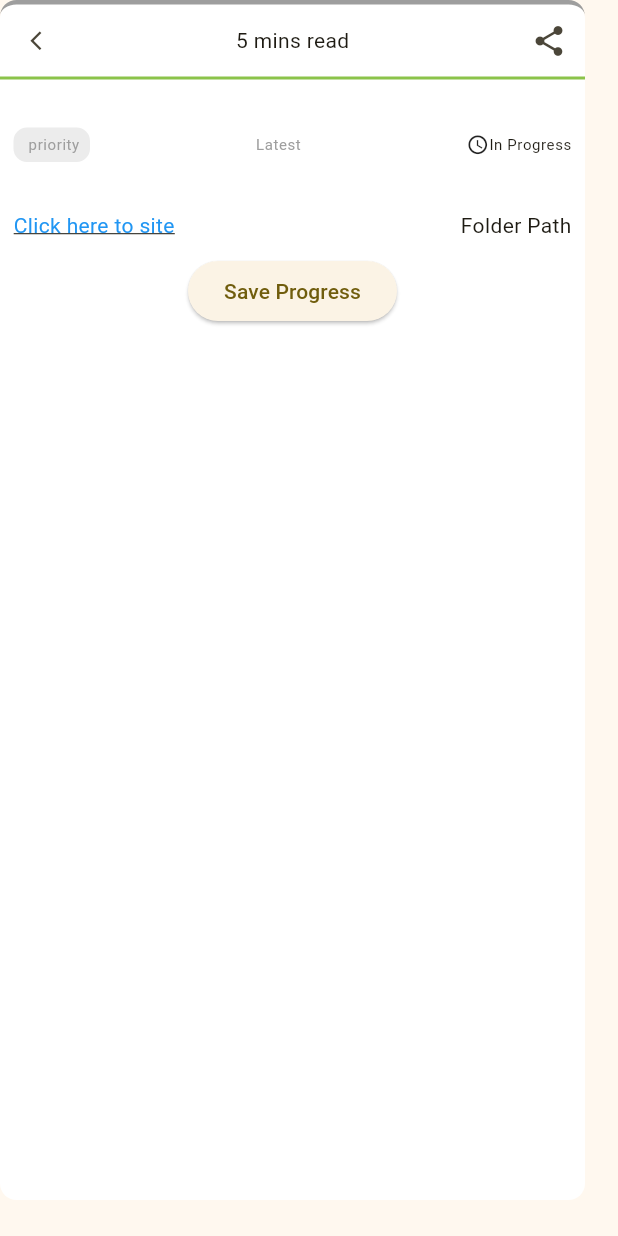
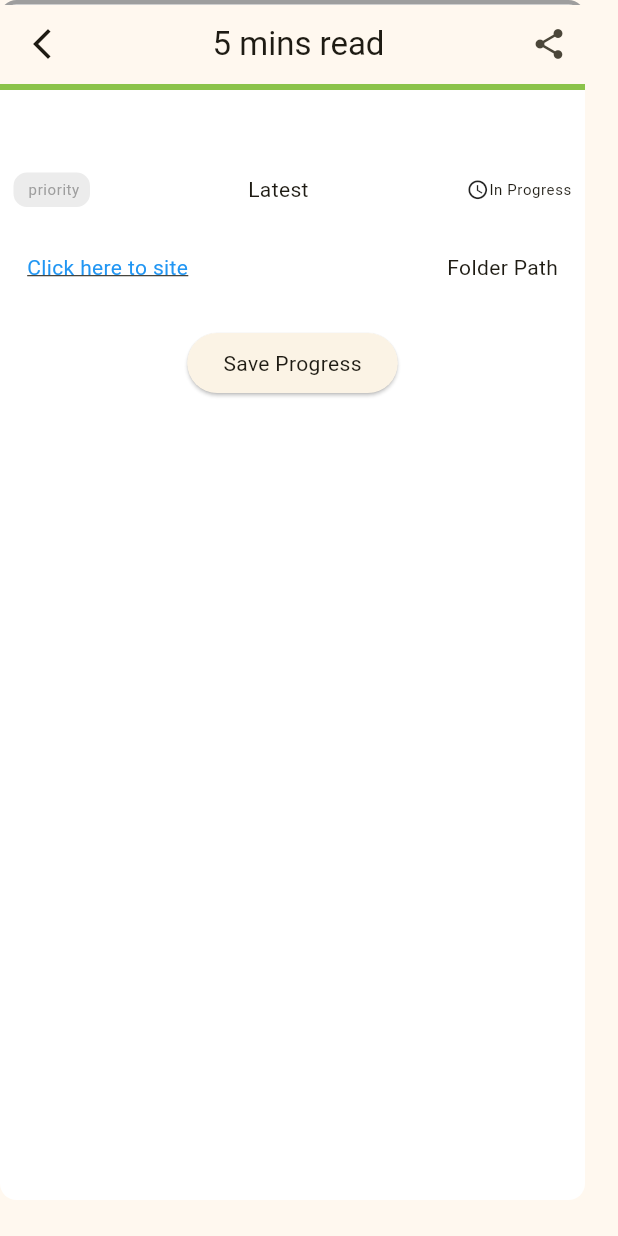
Before and after one commit to hagiosolat/articles-reading-app, a Flutter app: the ArticleDetails widget shown alone on an empty page, opened directly with empty values, on a phone screen of 412 x 824 dp. Run offline on Flutter 3.47's test engine with Material 3 defaults, Android fonts, the phone set to English and light mode, and no system bars; our stand-ins replace flutter_riverpod, freezed_annotation, go_router, riverpod_annotation, shared_preferences; accounts and stored records are empty; generated files the repository leaves out were written again; network calls fail.

Commit message:
fixed overflowing error for desktop version

```diff
--- a/lib/features/Presentation/web_views/app_base_view.dart
+++ b/lib/features/Presentation/web_views/app_base_view.dart
@@ -30,22 +30,21 @@
     final article = ref.watch(oneArticleControllerProvider);
     final readProgress = ref.watch(readProgressControllerProvider).value;
     return Scaffold(
-      body: Column(
+      body: ListView(
+        shrinkWrap: true,
         children: [
           Container(
             width: width,
             height: 60,
             decoration: const BoxDecoration(color: Colors.black),
           ),
-          Expanded(
-            child: SizedBox(
+          // Expanded(
+          //   child:
+            SizedBox(
               width: width,
               height: MediaQuery.of(context).size.height / 1.13,
               child: Row(
                 children: [
-                  // Center(
-                  //   child: Text(width.toString()),
-                  // ),
                       Container(
                       width: 270,
                       color: Colors.white,
@@ -99,6 +98,8 @@
                         },
                       )),
                   const SizedBox(width: 50),
+
+                  ///These are the main Page.
                   SizedBox(
                     height: height / 1.05,
                     width: width / 1.5,
@@ -107,10 +108,12 @@
                       children: [
                         Row(
                           children: [
-                            SizedBox(
+                            SingleChildScrollView(
+                              child: SizedBox(
                                 height: height / 1.05,
                                 width: width / 2.50,
-                              child: Column(
+                                child: ListView(
+                                  shrinkWrap: true,
                                   children: [
                                     Text('Articles List',
                                         style: Theme.of(context)
@@ -133,7 +136,8 @@
                                                         mainAxisSpacing: 3.0,
                                                         crossAxisSpacing: 4.0),
                                                 itemBuilder: (context, index) {
-                                                return WebArticleTile(
+                                                  return
+                                                     WebArticleTile(
                                                       title: articles[index].title,
                                                       priority:
                                                           articles[index].priority,
@@ -153,6 +157,7 @@
                                                                 index: index);
                                                       },
                                                     );
+
                                                 }),
                                             error: (e, _) => Text(e.toString()),
                                             loading: () => const Center(
@@ -160,6 +165,7 @@
                                                       CircularProgressIndicator(),
                                                 )))
                                   ],
+                                ),
                               ),
                             ),
                             const SizedBox(
@@ -196,7 +202,7 @@
                 ],
               ),
             ),
-          ),
+        //  ),
         ],
       ),
     );
--- a/lib/features/Presentation/web_views/widgets/article_details.dart
+++ b/lib/features/Presentation/web_views/widgets/article_details.dart
@@ -1,7 +1,6 @@
 import 'package:flutter/material.dart';
 import 'package:flutter_riverpod/flutter_riverpod.dart';
 import 'package:trial_feature/constant/colors.dart';
-import 'package:trial_feature/features/Presentation/controller/articles_list_controller.dart';
 
 class ArticleDetails extends ConsumerStatefulWidget {
   const ArticleDetails({
@@ -69,42 +68,47 @@
                         ? lowBoxColor
                         : Colors.grey,
           ))),
-      child: Column(
-        children: [
-          Row(
-            mainAxisAlignment: MainAxisAlignment.spaceBetween,
-            children: [
-              IconButton(
-                  iconSize: 15,
+      child:
+      CustomScrollView(
+              controller: controller,
+              slivers: [
+                   SliverAppBar(
+                  automaticallyImplyLeading: false,
+                  leading: IconButton(
                       onPressed: () {},
                       icon: const Icon(Icons.arrow_back_ios_new)),
-              const Text('5 mins read'),
-              IconButton(onPressed: () {}, icon: const Icon(Icons.share))
+                  title: const Center(child: Text('5 mins read')),
+                  actions: [
+                    IconButton(
+                      onPressed: () {},
+                      icon: const Icon(Icons.share),
+                    ),
                   ],
-          ),
-          LinearProgressIndicator(
-            minHeight: 2,
+                  primary: false,
+                  pinned: true,
+                  centerTitle: false,
+                  bottom: PreferredSize(
+                    preferredSize: const Size.fromHeight(1),
+                    child: LinearProgressIndicator(
                       value: _progress,
                       backgroundColor: Colors.lightGreen,
-            valueColor: const AlwaysStoppedAnimation<Color>(Colors.blue),
-          ),
-          Padding(
-            padding: const EdgeInsets.symmetric(horizontal: 9),
-            child: Text(
-              widget.title ?? '',
-              style: Theme.of(context).textTheme.headlineSmall!.copyWith(
-                    fontWeight: FontWeight.bold,
+                      valueColor:
+                          const AlwaysStoppedAnimation<Color>(Colors.blue),
                     ),
                   ),
                 ),
-          Expanded(
-            child: SingleChildScrollView(
-              controller: controller,
+                                SliverToBoxAdapter(
+                  child: SizedBox(
+                    child: Padding(
+                      padding: const EdgeInsets.all(9.0),
                       child: Column(
                         children: [
-                  Padding(
-                    padding: const EdgeInsets.symmetric(horizontal: 9),
-                    child: Row(
+                          Text(
+                            widget.title ?? '',
+                            style: Theme.of(context).textTheme.headlineMedium,
+                          ),
+                          const SizedBox(height: 10),
+                          Row(
                             mainAxisAlignment: MainAxisAlignment.spaceBetween,
                             children: [
                               Container(
@@ -121,8 +125,10 @@
                                                 : Colors.grey.withOpacity(0.2)),
                                 child: Text(
                                   '${widget.priority} priority',
-                            style:
-                                Theme.of(context).textTheme.bodySmall!.copyWith(
+                                  style: Theme.of(context)
+                                      .textTheme
+                                      .bodySmall!
+                                      .copyWith(
                                           color: widget.priority == 'high'
                                               ? highBoxColor
                                               : widget.priority == 'medium'
@@ -133,12 +139,7 @@
                                           fontSize: 10),
                                 ),
                               ),
-                        Text('Latest',
-                            style:
-                                Theme.of(context).textTheme.bodySmall!.copyWith(
-                                      fontSize: 10,
-                                      color: Colors.grey,
-                                    )),
+                              const Text('Latest'),
                               Row(
                                 children: [
                                   const Icon(
@@ -156,26 +157,28 @@
                               ),
                             ],
                           ),
-                  ),
-                  const SizedBox(
-                    height: 12,
-                  ),
-                  Image.network(
-                    height: 224,
-                    fit: BoxFit.cover,
+                          const SizedBox(height: 10),
+                          Center(
+                            child: Image.network(
                               widget.image ?? '',
-                    loadingBuilder: (context, child, loadingProgress) {
+                              loadingBuilder:
+                                  (context, child, loadingProgress) {
                                 if (loadingProgress == null) return child;
                                 return Center(
                                     child: CircularProgressIndicator(
-                              value: loadingProgress.expectedTotalBytes != null
-                                  ? loadingProgress.cumulativeBytesLoaded /
-                                      loadingProgress.expectedTotalBytes!
+                                        value: loadingProgress
+                                                    .expectedTotalBytes !=
+                                                null
+                                            ? loadingProgress
+                                                    .cumulativeBytesLoaded /
+                                                loadingProgress
+                                                    .expectedTotalBytes!
                                             : null));
                               },
                               errorBuilder: (context, exception, trace) {
                                 return const SizedBox.shrink();
                               },
+                            ),
                           ),
                           const SizedBox(
                             height: 20,
@@ -195,32 +198,29 @@
                               ],
                             ),
                           ),
-                  const SizedBox(height: 10),
+                          const SizedBox(height: 30),
                           ElevatedButton(
                               onPressed: () {
-                        ref
-                            .read(readProgressControllerProvider.notifier)
-                            .updateReadingProgress(widget.id!, _progress);
+                               // context.pop<double>(_progress);
                               },
-                      child: const Text('Save Progress')),
+                              child: Text('Save Progress',
+                                  style:
+                                      Theme.of(context).textTheme.bodyMedium)),
                           const SizedBox(
                             height: 20,
                           ),
-                  Padding(
-                    padding: const EdgeInsets.symmetric(horizontal: 10),
-                    child: SizedBox(
-                      child: Text(
+                          Text(
                             widget.description ?? '',
                             style: Theme.of(context).textTheme.bodyMedium,
-                      ),
-                    ),
                           ),
                         ],
                       ),
                     ),
                   ),
+                )
               ],
             ),
+
     );
   }
 }
```
Lines whose indentation alone changed are shown as unchanged.
